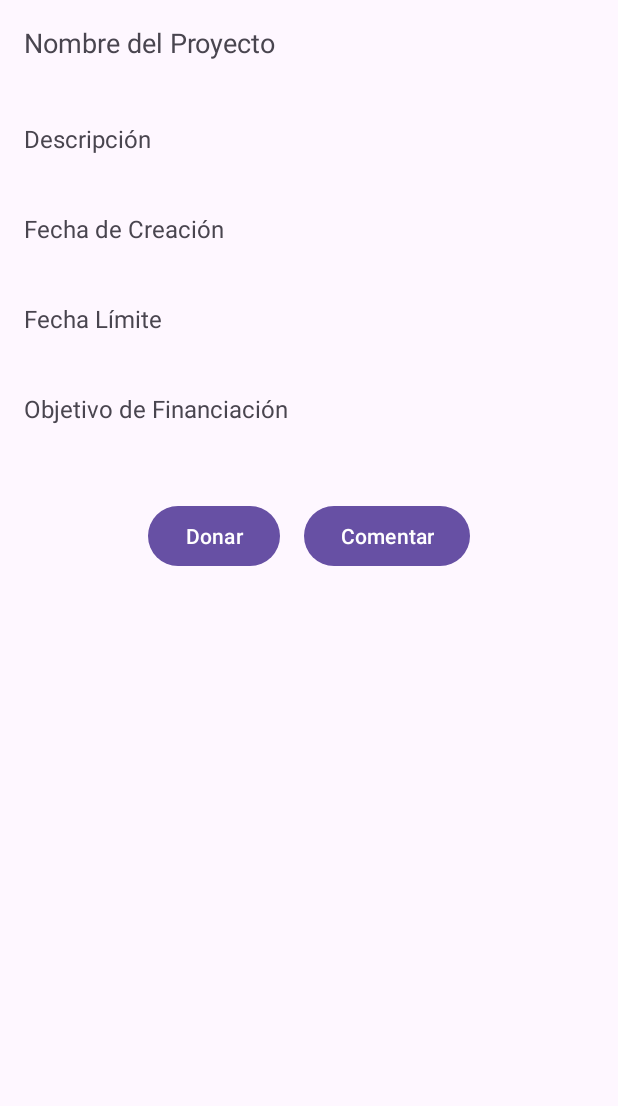
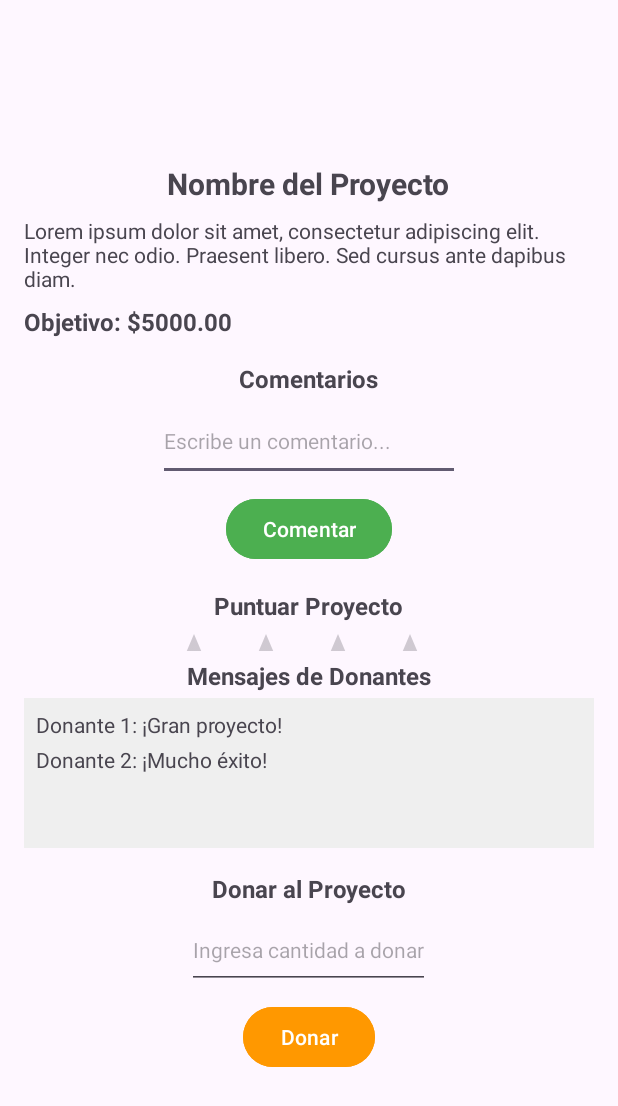
Before and after one commit to urenakiller10/App_Comida_Cercana, an Android app: the layout view_proyecto.xml on its own in the app's theme, with its tools: preview values and no code run, on a phone screen of 412 x 824 dp. Shown: the top 1106 px of the screen. Run offline under Robolectric (Android 15) with nearby library versions, the phone set to English and light mode, and no system bars.

Commit message:
Revert "ak7777"
This reverts commit 75be5b07edc282d131eff39ad46d4aaac80e76a8.

```diff
--- a/CrowFunding/app/build.gradle.kts
+++ b/CrowFunding/app/build.gradle.kts
@@ -41,8 +41,6 @@ dependencies {
     implementation("com.google.firebase:firebase-auth-ktx")
     // Firebase Firestore
     implementation("com.google.firebase:firebase-firestore-ktx")
-    implementation("com.google.android.gms:play-services-auth:20.5.0") // Verifica la versión más reciente
-
     implementation(libs.appcompat)
     implementation(libs.material)
     implementation(libs.activity)
--- a/CrowFunding/app/src/main/AndroidManifest.xml
+++ b/CrowFunding/app/src/main/AndroidManifest.xml
@@ -29,7 +29,6 @@
         <activity android:name=".perfil"/>
         <activity android:name=".misProyectos"/>
         <activity android:name=".donaciones"/>
-        <activity android:name=".DetalleProyectoActivity" />
 
 
 
--- a/CrowFunding/app/src/main/res/layout/view_proyecto.xml
+++ b/CrowFunding/app/src/main/res/layout/view_proyecto.xml
@@ -1,108 +1,152 @@
-<!-- res/layout/view_proyecto.xml -->
+<?xml version="1.0" encoding="utf-8"?>
 <LinearLayout xmlns:android="http://schemas.android.com/apk/res/android"
+    android:layout_width="match_parent"
+    android:layout_height="match_parent"
     android:orientation="vertical"
     android:padding="16dp"
-    android:layout_width="match_parent"
-    android:layout_height="match_parent">
+    android:gravity="center">
 
-    <!-- Nombre del Proyecto -->
+    <!-- Título del Proyecto -->
+    <TextView
+        android:id="@+id/projectName"
+        android:layout_width="wrap_content"
+        android:layout_height="wrap_content"
+        android:text="Nombre del Proyecto"
+        android:textSize="20sp"
+        android:textStyle="bold"
+        android:layout_marginBottom="8dp" />
+
+    <!-- Descripción del Proyecto -->
+    <TextView
+        android:id="@+id/projectDescription"
+        android:layout_width="match_parent"
+        android:layout_height="wrap_content"
+        android:text="Lorem ipsum dolor sit amet, consectetur adipiscing elit. Integer nec odio. Praesent libero. Sed cursus ante dapibus diam."
+        android:textSize="14sp"
+        android:layout_marginBottom="8dp" />
+
+    <!-- Objetivo del Proyecto -->
+
+    <!-- Comentarios -->
+    <TextView
+        android:id="@+id/projectGoal"
+        android:layout_width="match_parent"
+        android:layout_height="wrap_content"
+        android:layout_marginBottom="16dp"
+        android:text="Objetivo: $5000.00"
+        android:textSize="16sp"
+        android:textStyle="bold" />
+
     <TextView
         android:layout_width="wrap_content"
         android:layout_height="wrap_content"
-        android:text="Nombre del Proyecto"
-        android:textSize="18sp"
-        android:paddingBottom="8dp" />
+        android:text="Comentarios"
+        android:textSize="16sp"
+        android:textStyle="bold"
+        android:layout_marginBottom="4dp" />
 
-    <TextView
-        android:id="@+id/textNombre"
-        android:layout_width="match_parent"
+    <EditText
+        android:id="@+id/commentEditText"
+        android:layout_width="201dp"
+        android:layout_height="53dp"
+        android:layout_marginBottom="8dp"
+        android:hint="Escribe un comentario..."
+        android:textSize="14sp" />
+
+    <!-- Puntuación con Estrellas -->
+    <Button
+        android:id="@+id/submitCommentButton"
+        android:layout_width="wrap_content"
         android:layout_height="wrap_content"
-        android:textSize="18sp"
-        android:textColor="#000000" />
+        android:layout_marginBottom="16dp"
+        android:backgroundTint="#4CAF50"
+        android:text="Comentar"
+        android:textColor="#FFFFFF" />
 
-    <!-- Descripción del Proyecto -->
     <TextView
         android:layout_width="wrap_content"
         android:layout_height="wrap_content"
-        android:text="Descripción"
+        android:text="Puntuar Proyecto"
         android:textSize="16sp"
-        android:paddingTop="8dp"
-        android:paddingBottom="8dp" />
+        android:textStyle="bold"
+        android:layout_marginBottom="4dp" />
 
-    <TextView
-        android:id="@+id/textDescripcion"
-        android:layout_width="match_parent"
-        android:layout_height="wrap_content"
-        android:textSize="16sp"
-        android:textColor="#333333" />
+    <!-- Historial de Donantes con Scroll -->
 
-    <!-- Fecha de Creación -->
+    <RatingBar
+        android:id="@+id/ratingBar"
+        android:layout_width="201dp"
+        android:layout_height="15dp"
+        android:layout_marginBottom="5dp"
+        android:numStars="5"
+        android:stepSize="1.0" />
+
     <TextView
         android:layout_width="wrap_content"
         android:layout_height="wrap_content"
-        android:text="Fecha de Creación"
+        android:layout_marginBottom="4dp"
+        android:text="Mensajes de Donantes"
         android:textSize="16sp"
-        android:paddingTop="8dp"
-        android:paddingBottom="8dp" />
+        android:textStyle="bold" />
 
-    <TextView
-        android:id="@+id/textFechaCreacion"
+    <LinearLayout
         android:layout_width="match_parent"
-        android:layout_height="wrap_content"
-        android:textSize="16sp"
-        android:textColor="#333333" />
+        android:layout_height="100dp"
+        android:orientation="vertical"
+        android:background="#EFEFEF"
+        android:padding="8dp">
 
-    <!-- Fecha Límite -->
+        <ScrollView
+            android:layout_width="match_parent"
+            android:layout_height="match_parent">
+
+            <LinearLayout
+                android:id="@+id/donorsMessagesLayout"
+                android:layout_width="match_parent"
+                android:layout_height="wrap_content"
+                android:orientation="vertical">
+                <!-- Aquí se añadirán los mensajes de donantes dinámicamente -->
+                <TextView
+                    android:layout_width="match_parent"
+                    android:layout_height="wrap_content"
+                    android:text="Donante 1: ¡Gran proyecto!"
+                    android:textSize="14sp"
+                    android:layout_marginBottom="4dp"/>
+                <TextView
+                    android:layout_width="match_parent"
+                    android:layout_height="wrap_content"
+                    android:text="Donante 2: ¡Mucho éxito!"
+                    android:textSize="14sp"
+                    android:layout_marginBottom="4dp"/>
+            </LinearLayout>
+        </ScrollView>
+    </LinearLayout>
+
+    <!-- Donación -->
     <TextView
         android:layout_width="wrap_content"
         android:layout_height="wrap_content"
-        android:text="Fecha Límite"
+        android:text="Donar al Proyecto"
         android:textSize="16sp"
-        android:paddingTop="8dp"
-        android:paddingBottom="8dp" />
+        android:textStyle="bold"
+        android:layout_marginTop="16dp"
+        android:layout_marginBottom="4dp" />
 
-    <TextView
-        android:id="@+id/textFechaLimite"
-        android:layout_width="match_parent"
-        android:layout_height="wrap_content"
-        android:textSize="16sp"
-        android:textColor="#333333" />
+    <EditText
+        android:id="@+id/donationAmount"
+        android:layout_width="wrap_content"
+        android:layout_height="52dp"
+        android:layout_marginBottom="8dp"
+        android:hint="Ingresa cantidad a donar"
+        android:inputType="numberDecimal"
+        android:textSize="14sp" />
 
-    <!-- Objetivo de Financiación -->
-    <TextView
+    <Button
+        android:id="@+id/donateButton"
         android:layout_width="wrap_content"
         android:layout_height="wrap_content"
-        android:text="Objetivo de Financiación"
-        android:textSize="16sp"
-        android:paddingTop="8dp"
-        android:paddingBottom="8dp" />
+        android:text="Donar"
+        android:backgroundTint="#FF9800"
+        android:textColor="#FFFFFF" />
 
-    <TextView
-        android:id="@+id/textObjetivo"
-        android:layout_width="match_parent"
-        android:layout_height="wrap_content"
-        android:textSize="16sp"
-        android:textColor="#333333" />
-
-    <!-- Botones de Donar y Comentar -->
-    <LinearLayout
-        android:layout_width="match_parent"
-        android:layout_height="wrap_content"
-        android:orientation="horizontal"
-        android:layout_marginTop="20dp"
-        android:gravity="center">
-
-        <Button
-            android:id="@+id/btnDonar"
-            android:layout_width="wrap_content"
-            android:layout_height="wrap_content"
-            android:text="Donar"
-            android:layout_marginEnd="16dp" />
-
-        <Button
-            android:id="@+id/btnComentar"
-            android:layout_width="wrap_content"
-            android:layout_height="wrap_content"
-            android:text="Comentar" />
-    </LinearLayout>
 </LinearLayout>
```
Also changed, not shown: CrowFunding/app/src/main/java/com/example/crowfunding/DetalleProyectoActivity.java (deleted, +0 -78 lines), CrowFunding/app/src/main/java/com/example/crowfunding/Proyecto.java (+7 -52 lines), CrowFunding/app/src/main/java/com/example/crowfunding/ProyectoAdapter.java (+7 -11 lines), CrowFunding/app/src/main/java/com/example/crowfunding/crearProyecto.java (+6 -15 lines), CrowFunding/app/src/main/java/com/example/crowfunding/misProyectos.java (+1 -58 lines), CrowFunding/app/src/main/res/layout/view_rolespermisos.xml (+10 -2 lines).
